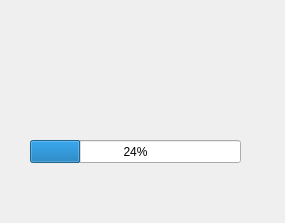
Before: the Qt Designer form y2mate/editvideodialog.ui in RxiPland/y2mate_desktop, drawn with Qt 5.
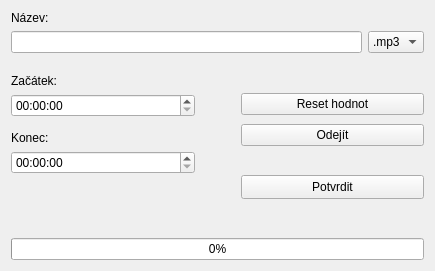
After: the same form once the commit is applied.

Commit message: edit video window code

```diff
--- a/y2mate/editvideodialog.ui
+++ b/y2mate/editvideodialog.ui
@@ -6,26 +6,319 @@
    <rect>
     <x>0</x>
     <y>0</y>
-    <width>285</width>
-    <height>223</height>
+    <width>435</width>
+    <height>271</height>
    </rect>
   </property>
   <property name="windowTitle">
    <string>Dialog</string>
   </property>
-  <widget class="QProgressBar" name="progressBar">
-   <property name="geometry">
-    <rect>
-     <x>30</x>
-     <y>140</y>
-     <width>211</width>
-     <height>23</height>
-    </rect>
-   </property>
-   <property name="value">
-    <number>24</number>
-   </property>
-  </widget>
+  <layout class="QHBoxLayout" name="horizontalLayout_3">
+   <item>
+    <layout class="QVBoxLayout" name="verticalLayout">
+     <item>
+      <widget class="QLabel" name="label">
+       <property name="text">
+        <string>Název:</string>
+       </property>
+      </widget>
+     </item>
+     <item>
+      <layout class="QHBoxLayout" name="horizontalLayout">
+       <item>
+        <widget class="QLineEdit" name="lineEdit">
+         <property name="sizePolicy">
+          <sizepolicy hsizetype="Preferred" vsizetype="Fixed">
+           <horstretch>0</horstretch>
+           <verstretch>0</verstretch>
+          </sizepolicy>
+         </property>
+         <property name="focusPolicy">
+          <enum>Qt::WheelFocus</enum>
+         </property>
+        </widget>
+       </item>
+       <item>
+        <widget class="QComboBox" name="comboBox">
+         <property name="sizePolicy">
+          <sizepolicy hsizetype="Fixed" vsizetype="Fixed">
+           <horstretch>0</horstretch>
+           <verstretch>0</verstretch>
+          </sizepolicy>
+         </property>
+         <property name="minimumSize">
+          <size>
+           <width>0</width>
+           <height>0</height>
+          </size>
+         </property>
+         <property name="focusPolicy">
+          <enum>Qt::NoFocus</enum>
+         </property>
+         <property name="maxCount">
+          <number>20</number>
+         </property>
+         <item>
+          <property name="text">
+           <string>.mp3</string>
+          </property>
+         </item>
+         <item>
+          <property name="text">
+           <string>.mp4</string>
+          </property>
+         </item>
+         <item>
+          <property name="text">
+           <string>.wav</string>
+          </property>
+         </item>
+         <item>
+          <property name="text">
+           <string>.ogg</string>
+          </property>
+         </item>
+        </widget>
+       </item>
+      </layout>
+     </item>
+     <item>
+      <spacer name="verticalSpacer">
+       <property name="orientation">
+        <enum>Qt::Vertical</enum>
+       </property>
+       <property name="sizeType">
+        <enum>QSizePolicy::Fixed</enum>
+       </property>
+       <property name="sizeHint" stdset="0">
+        <size>
+         <width>20</width>
+         <height>15</height>
+        </size>
+       </property>
+      </spacer>
+     </item>
+     <item>
+      <layout class="QHBoxLayout" name="horizontalLayout_2">
+       <item>
+        <layout class="QVBoxLayout" name="verticalLayout_2">
+         <item>
+          <layout class="QVBoxLayout" name="verticalLayout_3">
+           <item>
+            <widget class="QLabel" name="label_2">
+             <property name="minimumSize">
+              <size>
+               <width>0</width>
+               <height>0</height>
+              </size>
+             </property>
+             <property name="text">
+              <string>Začátek:</string>
+             </property>
+            </widget>
+           </item>
+           <item>
+            <widget class="QTimeEdit" name="timeEdit">
+             <property name="focusPolicy">
+              <enum>Qt::NoFocus</enum>
+             </property>
+             <property name="displayFormat">
+              <string>HH:mm:ss</string>
+             </property>
+            </widget>
+           </item>
+           <item>
+            <spacer name="verticalSpacer_2">
+             <property name="orientation">
+              <enum>Qt::Vertical</enum>
+             </property>
+             <property name="sizeType">
+              <enum>QSizePolicy::Fixed</enum>
+             </property>
+             <property name="sizeHint" stdset="0">
+              <size>
+               <width>20</width>
+               <height>8</height>
+              </size>
+             </property>
+            </spacer>
+           </item>
+           <item>
+            <layout class="QVBoxLayout" name="verticalLayout_4">
+             <item>
+              <widget class="QLabel" name="label_3">
+               <property name="text">
+                <string>Konec:</string>
+               </property>
+              </widget>
+             </item>
+             <item>
+              <widget class="QTimeEdit" name="timeEdit_2">
+               <property name="focusPolicy">
+                <enum>Qt::NoFocus</enum>
+               </property>
+               <property name="displayFormat">
+                <string>HH:mm:ss</string>
+               </property>
+              </widget>
+             </item>
+            </layout>
+           </item>
+           <item>
+            <spacer name="verticalSpacer_3">
+             <property name="orientation">
+              <enum>Qt::Vertical</enum>
+             </property>
+             <property name="sizeHint" stdset="0">
+              <size>
+               <width>20</width>
+               <height>40</height>
+              </size>
+             </property>
+            </spacer>
+           </item>
+          </layout>
+         </item>
+        </layout>
+       </item>
+       <item>
+        <spacer name="horizontalSpacer">
+         <property name="orientation">
+          <enum>Qt::Horizontal</enum>
+         </property>
+         <property name="sizeType">
+          <enum>QSizePolicy::Fixed</enum>
+         </property>
+         <property name="sizeHint" stdset="0">
+          <size>
+           <width>40</width>
+           <height>20</height>
+          </size>
+         </property>
+        </spacer>
+       </item>
+       <item>
+        <layout class="QVBoxLayout" name="verticalLayout_5">
+         <item>
+          <spacer name="verticalSpacer_6">
+           <property name="orientation">
+            <enum>Qt::Vertical</enum>
+           </property>
+           <property name="sizeType">
+            <enum>QSizePolicy::Fixed</enum>
+           </property>
+           <property name="sizeHint" stdset="0">
+            <size>
+             <width>20</width>
+             <height>16</height>
+            </size>
+           </property>
+          </spacer>
+         </item>
+         <item>
+          <widget class="QPushButton" name="pushButton">
+           <property name="focusPolicy">
+            <enum>Qt::NoFocus</enum>
+           </property>
+           <property name="text">
+            <string>Reset hodnot</string>
+           </property>
+          </widget>
+         </item>
+         <item>
+          <widget class="QPushButton" name="pushButton_2">
+           <property name="focusPolicy">
+            <enum>Qt::NoFocus</enum>
+           </property>
+           <property name="text">
+            <string>Odejít</string>
+           </property>
+          </widget>
+         </item>
+         <item>
+          <spacer name="verticalSpacer_4">
+           <property name="orientation">
+            <enum>Qt::Vertical</enum>
+           </property>
+           <property name="sizeType">
+            <enum>QSizePolicy::Fixed</enum>
+           </property>
+           <property name="sizeHint" stdset="0">
+            <size>
+             <width>20</width>
+             <height>20</height>
+            </size>
+           </property>
+          </spacer>
+         </item>
+         <item>
+          <widget class="QPushButton" name="pushButton_3">
+           <property name="sizePolicy">
+            <sizepolicy hsizetype="Minimum" vsizetype="Fixed">
+             <horstretch>0</horstretch>
+             <verstretch>0</verstretch>
+            </sizepolicy>
+           </property>
+           <property name="minimumSize">
+            <size>
+             <width>0</width>
+             <height>24</height>
+            </size>
+           </property>
+           <property name="focusPolicy">
+            <enum>Qt::NoFocus</enum>
+           </property>
+           <property name="text">
+            <string>Potvrdit</string>
+           </property>
+          </widget>
+         </item>
+         <item>
+          <spacer name="verticalSpacer_7">
+           <property name="orientation">
+            <enum>Qt::Vertical</enum>
+           </property>
+           <property name="sizeType">
+            <enum>QSizePolicy::Fixed</enum>
+           </property>
+           <property name="sizeHint" stdset="0">
+            <size>
+             <width>20</width>
+             <height>10</height>
+            </size>
+           </property>
+          </spacer>
+         </item>
+        </layout>
+       </item>
+      </layout>
+     </item>
+     <item>
+      <spacer name="verticalSpacer_5">
+       <property name="orientation">
+        <enum>Qt::Vertical</enum>
+       </property>
+       <property name="sizeType">
+        <enum>QSizePolicy::MinimumExpanding</enum>
+       </property>
+       <property name="sizeHint" stdset="0">
+        <size>
+         <width>20</width>
+         <height>8</height>
+        </size>
+       </property>
+      </spacer>
+     </item>
+     <item>
+      <widget class="QProgressBar" name="progressBar">
+       <property name="value">
+        <number>0</number>
+       </property>
+      </widget>
+     </item>
+    </layout>
+   </item>
+  </layout>
  </widget>
  <resources/>
  <connections/>
```
The commit also changes 3 other files.
